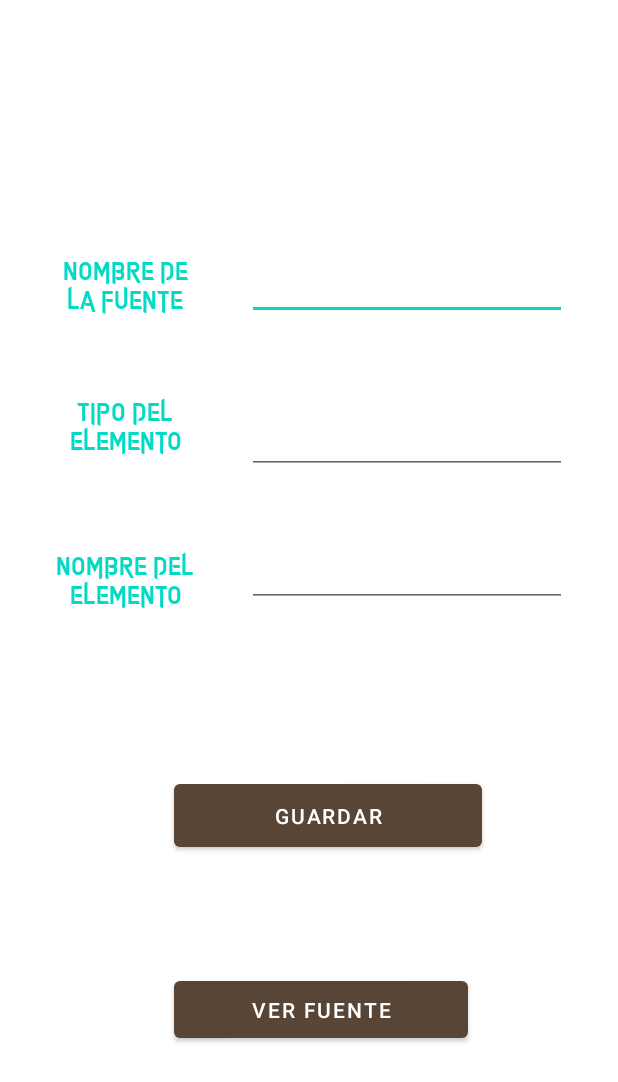
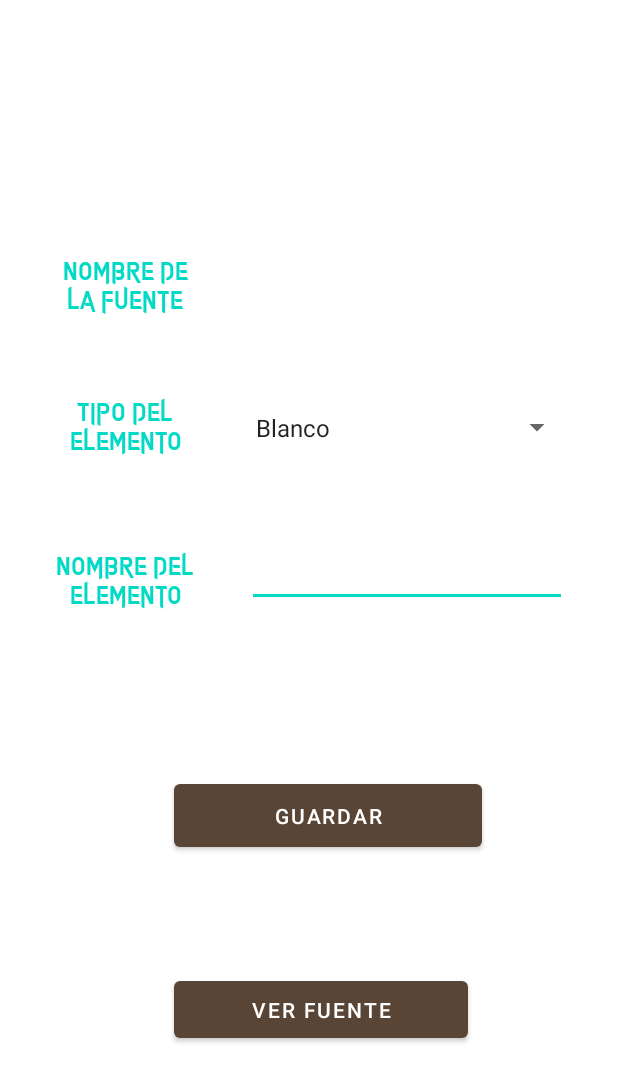
Before and after one commit to Elender12/DemonLootGenerator, an Android app: the CustomLoot screen opened directly, with no data from a screen before it, after a tap on "GUARDAR", on a phone screen of 412 x 824 dp. Shown: the top 1082 px of the screen. Run offline under Robolectric (Android 15) with nearby library versions, the phone set to English and light mode, and no system bars; our stand-ins replace Room's generated code.

Commit message:
Added animation and items colour spinner

```diff
--- a/app/src/main/java/com/elender/lootgenerator/activities/CustomLoot.java
+++ b/app/src/main/java/com/elender/lootgenerator/activities/CustomLoot.java
@@ -3,21 +3,28 @@ package com.elender.lootgenerator.activities;
 import androidx.appcompat.app.AppCompatActivity;
 
 import android.content.Intent;
+import android.graphics.Color;
 import android.os.Bundle;
 import android.view.View;
+import android.widget.AdapterView;
+import android.widget.ArrayAdapter;
 import android.widget.EditText;
+import android.widget.Spinner;
 import android.widget.Toast;
 
 import com.elender.lootgenerator.R;
 import com.elender.lootgenerator.db.ItemDB;
 import com.elender.lootgenerator.db.LootItem;
 
-public class CustomLoot extends AppCompatActivity {
+public class CustomLoot extends AppCompatActivity implements AdapterView.OnItemSelectedListener {
 
     //Elementos del layout
-    EditText itemName, itemType, sourceName;
+    EditText itemName, sourceName;
     //Elemento para el manejo de bases de datos
     ItemDB db;
+    //Spinner
+    Spinner item_spinner;
+    String itemType = "";
 
 
     @Override
@@ -26,16 +33,30 @@ public class CustomLoot extends AppCompatActivity {
         setContentView(R.layout.activity_custom_loot);
 
         itemName= findViewById(R.id.item_name_ET);
-        itemType= findViewById(R.id.item_type_ET);
+        item_spinner= findViewById(R.id.spinner_type_items);
         sourceName= findViewById(R.id.source_name_ET);
 
         db = ItemDB.getItemDataBase(this);
+        // Create an ArrayAdapter using the string array and a default spinner layout
+        ArrayAdapter<CharSequence> adapter = ArrayAdapter.createFromResource(this,
+                R.array.loot_colour_array, android.R.layout.simple_spinner_item);
+// Specify the layout to use when the list of choices appears
+        adapter.setDropDownViewResource(android.R.layout.simple_spinner_dropdown_item);
+// Apply the adapter to the spinner
+        item_spinner.setAdapter(adapter);
+        item_spinner.setOnItemSelectedListener(this);
     }
 
     public void saveLootItem(View view){
         //TODO check source name
-        LootItem lootItem = new LootItem(sourceName.getText().toString(), itemType.getText().toString(), itemName.getText().toString());
-        db.dao().insertItem(lootItem);
+        LootItem lootItem = new LootItem(sourceName.getText().toString(), itemType, itemName.getText().toString());
+        sourceName.setFocusable(false);
+        sourceName.setEnabled(false);
+        sourceName.setCursorVisible(false);
+        sourceName.setKeyListener(null);
+        sourceName.setBackgroundColor(Color.TRANSPARENT);
+        Toast.makeText(this, "Se ha guardado "+itemName.getText().toString()+" "+sourceName.getText().toString(), Toast.LENGTH_LONG).show();
+       // db.dao().insertItem(lootItem);
     }
 
     public void showCustomSourceItems(View view){
@@ -50,4 +71,13 @@ public class CustomLoot extends AppCompatActivity {
 
     }
 
+    @Override
+    public void onItemSelected(AdapterView<?> parent, View view, int position, long id) {
+        itemType=  parent.getItemAtPosition(position).toString();
+    }
+
+    @Override
+    public void onNothingSelected(AdapterView<?> parent) {
+
+    }
 }
--- a/app/src/main/res/layout/activity_custom_loot.xml
+++ b/app/src/main/res/layout/activity_custom_loot.xml
@@ -8,8 +8,8 @@
 
     <EditText
         android:id="@+id/source_name_ET"
-        android:layout_width="wrap_content"
-        android:layout_height="wrap_content"
+        android:layout_width="218dp"
+        android:layout_height="43dp"
         android:ems="10"
         android:inputType="text"
         app:layout_constraintBottom_toTopOf="@+id/guideline6"
@@ -18,19 +18,6 @@
         app:layout_constraintStart_toStartOf="@+id/guideline10"
         app:layout_constraintTop_toTopOf="@+id/guideline5"
         app:layout_constraintVertical_bias="0.518" />
-
-    <EditText
-        android:id="@+id/item_type_ET"
-        android:layout_width="wrap_content"
-        android:layout_height="wrap_content"
-        android:ems="10"
-        android:inputType="textPersonName"
-        app:layout_constraintBottom_toTopOf="@+id/guideline7"
-        app:layout_constraintEnd_toStartOf="@+id/guideline11"
-        app:layout_constraintHorizontal_bias="0.338"
-        app:layout_constraintStart_toStartOf="@+id/guideline10"
-        app:layout_constraintTop_toTopOf="@+id/guideline6"
-        app:layout_constraintVertical_bias="0.64" />
 
     <EditText
         android:id="@+id/item_name_ET"
@@ -186,4 +173,15 @@
         android:orientation="horizontal"
         app:layout_constraintGuide_percent="0.9288646" />
 
+    <Spinner
+        android:id="@+id/spinner_type_items"
+        android:layout_width="219dp"
+        android:layout_height="38dp"
+        app:layout_constraintBottom_toTopOf="@+id/guideline7"
+        app:layout_constraintEnd_toStartOf="@+id/guideline11"
+        app:layout_constraintHorizontal_bias="0.34"
+        app:layout_constraintStart_toStartOf="@+id/guideline10"
+        app:layout_constraintTop_toTopOf="@+id/guideline6"
+        app:layout_constraintVertical_bias="0.508" />
+
 </androidx.constraintlayout.widget.ConstraintLayout>
--- /dev/null
+++ b/app/src/main/res/values/loot_colours.xml
@@ -0,0 +1,10 @@
+<?xml version="1.0" encoding="utf-8"?>
+<resources>
+    <string-array name="loot_colour_array">
+        <item>Blanco</item>
+        <item>Verde</item>
+        <item>Azul</item>
+        <item>Morado</item>
+        <item>Dorado</item>
+    </string-array>
+</resources>
--- a/app/src/main/res/values/strings.xml
+++ b/app/src/main/res/values/strings.xml
@@ -12,5 +12,6 @@
     <string name="choose_source">Elegir una fuente:</string>
     <string name="choose_quantity">Elegir una cantidad</string>
     <string name="close">Cerrar</string>
+    <string name="chest_img">chest img</string>
 
 </resources>
```
Also changed, not shown: app/src/main/java/com/elender/lootgenerator/activities/CustomSourceItems.java (+10 -5 lines), app/src/main/java/com/elender/lootgenerator/activities/GeneratedLootPopUp.java (+14 -2 lines), app/src/main/res/drawable-v24/gradient_1.xml (added, +8 -0 lines), app/src/main/res/drawable-v24/gradient_2.xml (added, +8 -0 lines), app/src/main/res/drawable-v24/gradient_3.xml (added, +8 -0 lines), app/src/main/res/drawable-v24/gradient_list.xml (added, +9 -0 lines), app/src/main/res/drawable/shine.xml (added, +7 -0 lines), app/src/main/res/layout/activity_generated_loot_pop_up.xml (+18 -3 lines).
